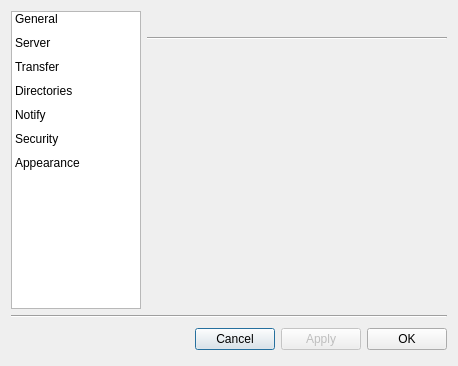
First picture: the form in retroshare-gui/src/gui/settings/settings.ui, repository RetroShare/RetroShare, before the edit.
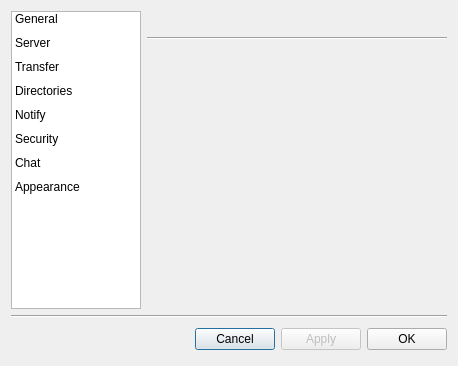
Second picture: the form after the edit. Icons and pictures are not drawn.

Commit message: Added Chat Settings

The edit to the form file:
```diff
--- a/retroshare-gui/src/gui/settings/settings.ui
+++ b/retroshare-gui/src/gui/settings/settings.ui
@@ -131,6 +131,15 @@
         <normaloff>:/images/encrypted32.png</normaloff>:/images/encrypted32.png</iconset>
       </property>
      </item>
+     <item>
+      <property name="text">
+       <string>Chat</string>
+      </property>
+      <property name="icon">
+       <iconset resource="../images.qrc">
+        <normaloff>:/images/chat_24.png</normaloff>:/images/chat_24.png</iconset>
+      </property>
+     </item>
      <item>
       <property name="text">
        <string>Appearance</string>
```
The commit also changes 11 other files.
